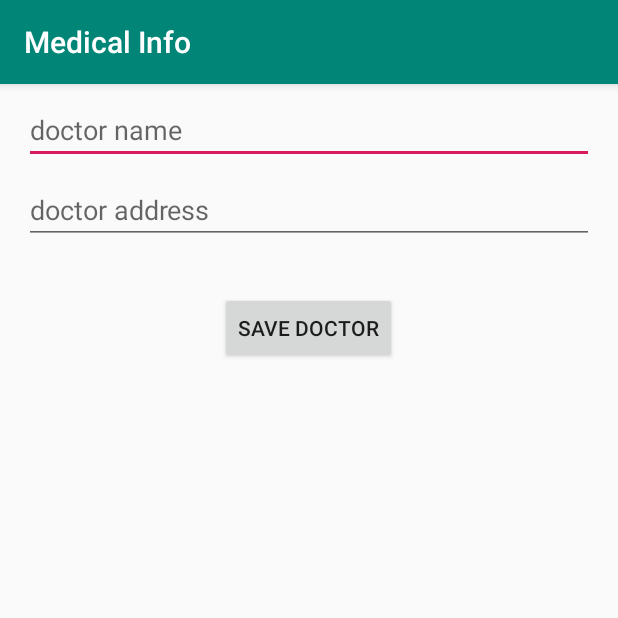
After one commit to SoCmodder/MedicalInfoCompanion, an Android app: the NewDoctorActivity screen opened directly, with no data from a screen before it, on a phone screen of 412 x 824 dp, the top half of it. The commit adds this screen. Run offline under Robolectric (Android 15) with nearby library versions, the phone set to English and light mode, and no system bars.

Commit message:
add a buncha stuff

```diff
--- a/app/src/main/AndroidManifest.xml
+++ b/app/src/main/AndroidManifest.xml
@@ -16,6 +16,7 @@
                 <category android:name="android.intent.category.LAUNCHER" />
             </intent-filter>
         </activity>
+        <activity android:name=".view.activity.NewDoctorActivity" />
     </application>
 
 </manifest>
--- a/app/src/main/java/world/mitchmiller/medicalinfo/MainActivity.kt
+++ b/app/src/main/java/world/mitchmiller/medicalinfo/MainActivity.kt
@@ -4,17 +4,17 @@ import androidx.appcompat.app.AppCompatActivity
 import android.os.Bundle
 import androidx.lifecycle.Observer
 import androidx.lifecycle.ViewModelProviders
-import world.mitchmiller.medicalinfo.viewmodel.MedicalItemViewModel
+import world.mitchmiller.medicalinfo.viewmodel.AppointmentViewModel
 
 class MainActivity : AppCompatActivity() {
 
-    private lateinit var viewModel: MedicalItemViewModel
+    private lateinit var viewModel: AppointmentViewModel
 
     override fun onCreate(savedInstanceState: Bundle?) {
         super.onCreate(savedInstanceState)
         setContentView(R.layout.activity_main)
 
-        viewModel = ViewModelProviders.of(this).get(MedicalItemViewModel::class.java)
+        viewModel = ViewModelProviders.of(this).get(AppointmentViewModel::class.java)
         viewModel.allMedicalItems.observe(this, Observer { medItems ->
 
         })
--- a/app/src/main/java/world/mitchmiller/medicalinfo/db/MyRoomDatabase.kt
+++ b/app/src/main/java/world/mitchmiller/medicalinfo/db/MyRoomDatabase.kt
@@ -9,6 +9,8 @@ import kotlinx.coroutines.CoroutineScope
 import kotlinx.coroutines.Dispatchers
 import kotlinx.coroutines.launch
 import world.mitchmiller.medicalinfo.db.dao.AppointmentDao
+import world.mitchmiller.medicalinfo.db.dao.DoctorDao
+import world.mitchmiller.medicalinfo.db.dao.DocumentDao
 import world.mitchmiller.medicalinfo.db.model.Appointment
 import world.mitchmiller.medicalinfo.db.model.Doctor
 import world.mitchmiller.medicalinfo.db.model.Document
@@ -17,6 +19,8 @@ import world.mitchmiller.medicalinfo.db.model.Document
 abstract class MyRoomDatabase : RoomDatabase() {
 
     abstract fun medItemDao(): AppointmentDao
+    abstract fun doctorDao(): DoctorDao
+    abstract fun documentDao(): DocumentDao
 
     companion object {
         @Volatile
--- a/app/src/main/java/world/mitchmiller/medicalinfo/db/repo/AppointmentRepository.kt
+++ b/app/src/main/java/world/mitchmiller/medicalinfo/db/repo/AppointmentRepository.kt
@@ -24,7 +24,7 @@ class AppointmentRepository(private val appointmentDao: AppointmentDao) {
     }
 
     @WorkerThread
-    suspend fun updateMedicalItem(appt: Appointment) {
+    suspend fun updateAppointment(appt: Appointment) {
         appointmentDao.update(appt)
     }
 }
--- /dev/null
+++ b/app/src/main/java/world/mitchmiller/medicalinfo/view/activity/NewAppointmentActivity.kt
@@ -0,0 +1 @@
+package world.mitchmiller.medicalinfo.view.activity
--- /dev/null
+++ b/app/src/main/java/world/mitchmiller/medicalinfo/view/activity/NewDoctorActivity.kt
@@ -0,0 +1,30 @@
+package world.mitchmiller.medicalinfo.view.activity
+
+import android.os.Bundle
+import android.view.View
+import android.widget.Button
+import android.widget.EditText
+import androidx.appcompat.app.AppCompatActivity
+import world.mitchmiller.medicalinfo.R
+
+class NewDoctorActivity : AppCompatActivity(), View.OnClickListener {
+
+    private lateinit var name: EditText
+    private lateinit var address: EditText
+    private lateinit var saveButton: Button
+
+    override fun onCreate(savedInstanceState: Bundle?) {
+        super.onCreate(savedInstanceState)
+        setContentView(R.layout.activity_new_doctor)
+
+        name = findViewById(R.id.name)
+        address = findViewById(R.id.doctor_address)
+        saveButton = findViewById(R.id.save_button)
+
+        saveButton.setOnClickListener(this)
+    }
+
+    override fun onClick(v: View?) {
+        TODO("not implemented") //To change body of created functions use File | Settings | File Templates.
+    }
+}
--- a/app/src/main/java/world/mitchmiller/medicalinfo/view/activity/ViewMedicalInfoItemActivity.kt
+++ b/app/src/main/java/world/mitchmiller/medicalinfo/view/activity/ViewAppointmentActivity.kt
@@ -2,6 +2,6 @@ package world.mitchmiller.medicalinfo.view.activity
 
 import androidx.appcompat.app.AppCompatActivity
 
-class ViewMedicalInfoItemActivity : AppCompatActivity() {
+class ViewAppointmentActivity : AppCompatActivity() {
 
 }
--- /dev/null
+++ b/app/src/main/java/world/mitchmiller/medicalinfo/view/activity/ViewDoctorActivity.kt
@@ -0,0 +1 @@
+package world.mitchmiller.medicalinfo.view.activity
--- /dev/null
+++ b/app/src/main/java/world/mitchmiller/medicalinfo/view/activity/ViewDocumentActivity.kt
@@ -0,0 +1 @@
+package world.mitchmiller.medicalinfo.view.activity
--- /dev/null
+++ b/app/src/main/res/layout/activity_new_doctor.xml
@@ -0,0 +1,35 @@
+<?xml version="1.0" encoding="utf-8"?>
+<RelativeLayout
+    xmlns:android="http://schemas.android.com/apk/res/android"
+    android:layout_width="match_parent"
+    android:layout_height="match_parent">
+
+    <EditText
+        android:id="@+id/name"
+        android:hint="@string/doctor_name"
+        android:layout_marginTop="8dp"
+        android:layout_marginStart="16dp"
+        android:layout_marginEnd="16dp"
+        android:layout_width="match_parent"
+        android:layout_height="wrap_content" />
+
+    <EditText
+        android:id="@+id/doctor_address"
+        android:hint="@string/doctor_address"
+        android:layout_below="@+id/name"
+        android:layout_marginTop="8dp"
+        android:layout_marginStart="16dp"
+        android:layout_marginEnd="16dp"
+        android:layout_width="match_parent"
+        android:layout_height="wrap_content" />
+
+    <Button
+        android:id="@+id/save_button"
+        android:layout_below="@+id/doctor_address"
+        android:layout_centerHorizontal="true"
+        android:layout_marginTop="32dp"
+        android:text="@string/save_doctor"
+        android:layout_width="wrap_content"
+        android:layout_height="wrap_content" />
+
+</RelativeLayout>
--- a/app/src/main/res/values/strings.xml
+++ b/app/src/main/res/values/strings.xml
@@ -3,4 +3,8 @@
     <string name="add_med_item">Add Medical Item</string>
     <string name="view_med_items">View Medical Items</string>
     <string name="add_doctor">Add Doctor</string>
+    <string name="doctor_name">doctor name</string>
+    <string name="doctor_address">doctor address</string>
+    <string name="save_doctor">Save Doctor</string>
+    <string name="save_document">Save Document</string>
 </resources>
```
Also changed, not shown: app/src/main/java/world/mitchmiller/medicalinfo/db/repo/DocumentRepository.kt (+29 -0 lines), app/src/main/java/world/mitchmiller/medicalinfo/view/activity/NewDocumentActivity.kt (added, +24 -0 lines), app/src/main/java/world/mitchmiller/medicalinfo/viewmodel/AppointmentViewModel.kt (renamed from app/src/main/java/world/mitchmiller/medicalinfo/viewmodel/MedicalItemViewModel.kt, +4 -4 lines), app/src/main/java/world/mitchmiller/medicalinfo/viewmodel/DoctorViewModel.kt (added, +38 -0 lines), app/src/main/java/world/mitchmiller/medicalinfo/viewmodel/DocumentViewModel.kt (added, +38 -0 lines), app/src/main/res/layout/activity_new_document.xml (added, +41 -0 lines).
